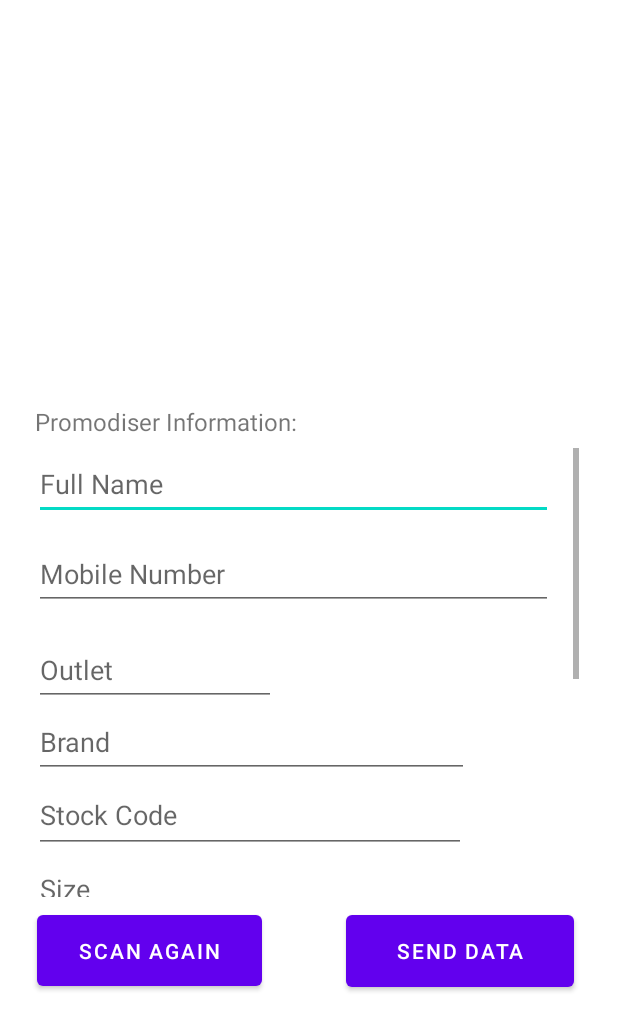
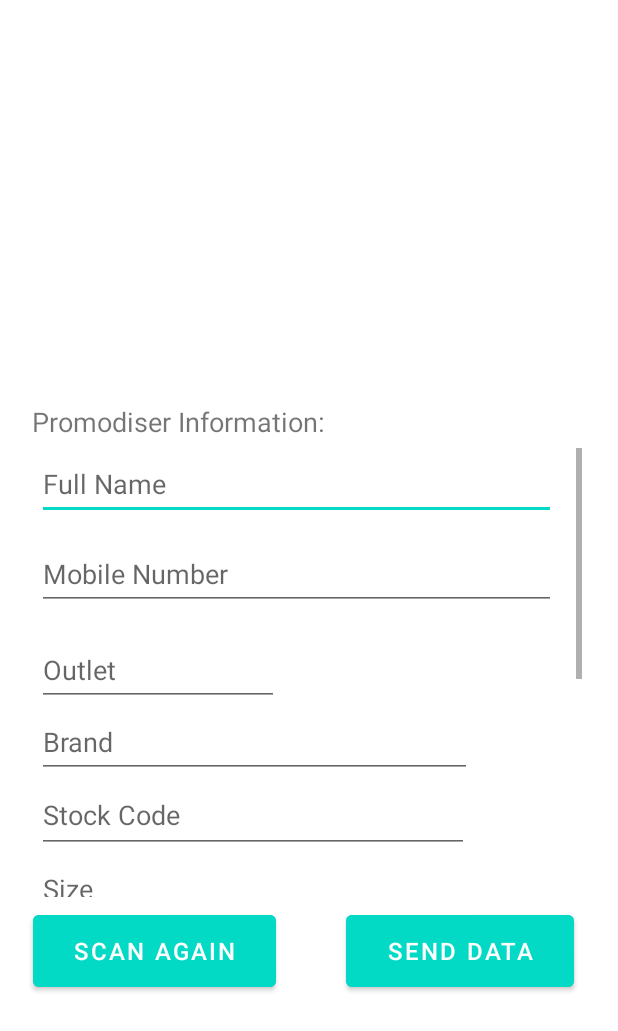
Before and after one commit to jolomunar/EdgeScanner-MobileApp, an Android app: the layout activity_display.xml on its own in the app's theme, with its tools: preview values and no code run, on a phone screen of 412 x 824 dp. Shown: the top 1031 px of the screen. Run offline under Robolectric (Android 15) with nearby library versions, the phone set to English and light mode, and no system bars.

Commit message:
design_update2

```diff
--- a/app/src/main/res/layout/activity_display.xml
+++ b/app/src/main/res/layout/activity_display.xml
@@ -12,7 +12,7 @@
         android:layout_height="wrap_content"
         android:layout_marginTop="24dp"
         android:text="Promodiser Information:"
-        android:textSize="16sp"
+        android:textSize="18sp"
         app:layout_constraintBottom_toTopOf="@+id/scrollView3"
         app:layout_constraintEnd_toEndOf="parent"
         app:layout_constraintHorizontal_bias="0.097"
@@ -24,7 +24,9 @@
         android:layout_width="152dp"
         android:layout_height="60dp"
         android:layout_marginTop="604dp"
+        android:backgroundTint="@color/teal_200"
         android:text="Send Data"
+        android:textSize="16sp"
         app:layout_constraintEnd_toEndOf="parent"
         app:layout_constraintHorizontal_bias="0.887"
         app:layout_constraintStart_toStartOf="parent"
@@ -32,12 +34,14 @@
 
     <Button
         android:id="@+id/button2"
-        android:layout_width="150dp"
-        android:layout_height="59dp"
+        android:layout_width="162dp"
+        android:layout_height="60dp"
         android:layout_marginTop="604dp"
+        android:backgroundTint="@color/teal_200"
         android:text="Scan Again"
+        android:textSize="16sp"
         app:layout_constraintEnd_toEndOf="parent"
-        app:layout_constraintHorizontal_bias="0.095"
+        app:layout_constraintHorizontal_bias="0.088"
         app:layout_constraintStart_toStartOf="parent"
         app:layout_constraintTop_toTopOf="parent" />
 
@@ -57,9 +61,8 @@
         android:layout_width="363dp"
         android:layout_height="299dp"
         android:layout_marginTop="59dp"
-        app:layout_constraintBottom_toTopOf="@+id/button4"
+        app:layout_constraintBottom_toBottomOf="parent"
         app:layout_constraintEnd_toEndOf="parent"
-        app:layout_constraintHorizontal_bias="0.466"
         app:layout_constraintStart_toStartOf="parent"
         app:layout_constraintTop_toBottomOf="@+id/sampleListView"
         app:layout_constraintVertical_bias="0.0"
```
Also changed, not shown: app/src/main/res/layout/activity_login.xml (+21 -22 lines), app/src/main/res/layout/activity_main.xml (+49 -21 lines), app/src/main/res/layout/activity_register.xml (+6 -4 lines).
